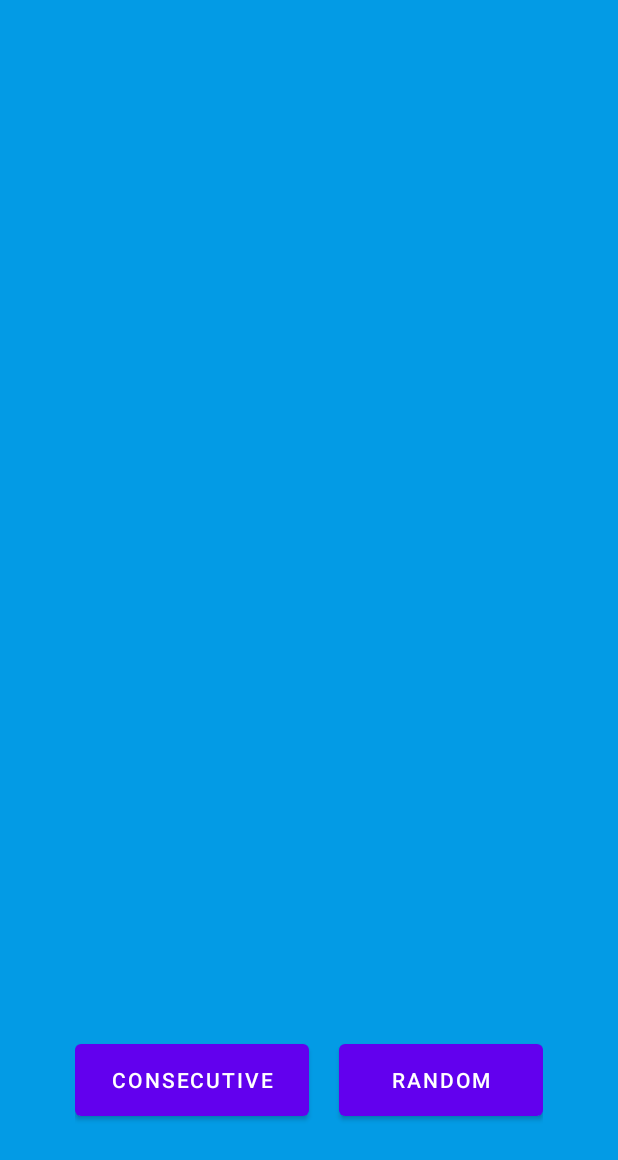
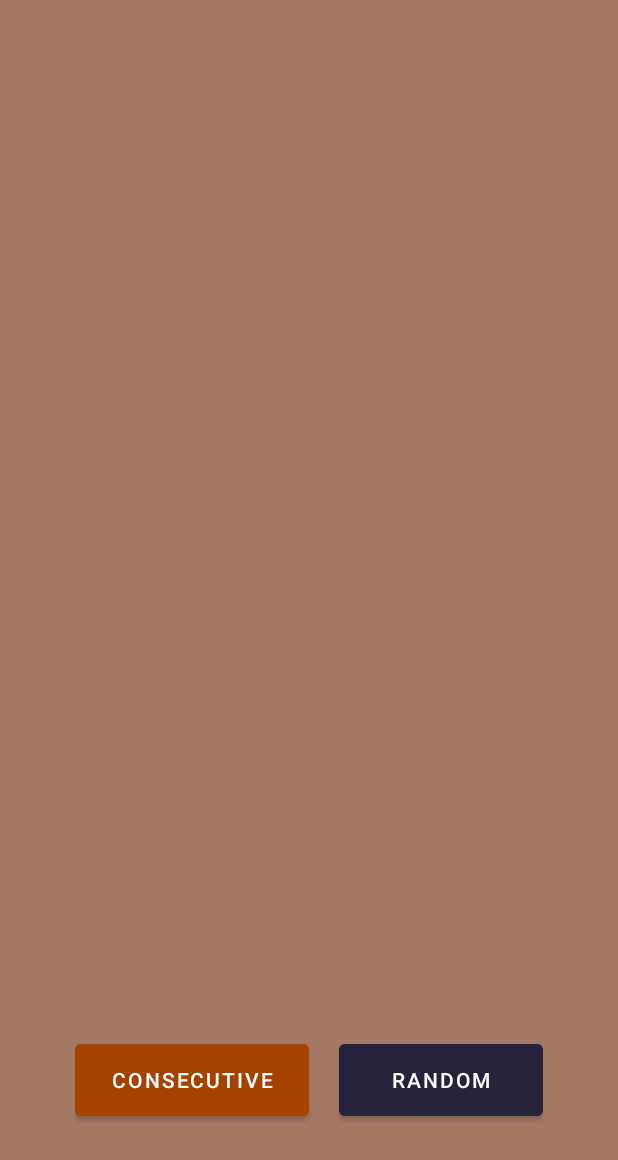
Before and after one commit to kamieen03/worter-mobile, an Android app: the layout activity_fullscreen.xml on its own in the app's theme, with its tools: preview values and no code run, on a phone screen of 412 x 824 dp. Shown: the top 1160 px of the screen. Run offline under Robolectric (Android 15) with nearby library versions, the phone set to English and light mode, and no system bars.

Commit message:
Add file table

```diff
--- a/app/src/main/res/layout/activity_fullscreen.xml
+++ b/app/src/main/res/layout/activity_fullscreen.xml
@@ -21,6 +21,7 @@
 
         <ScrollView
             android:id="@+id/file_list_scroller"
+            android:scrollbars="none"
             android:layout_width="match_parent"
             android:layout_height="640dp"
             android:layout_marginTop="30dp"
@@ -30,7 +31,15 @@
                 android:id="@+id/file_list"
                 android:layout_width="match_parent"
                 android:layout_height="wrap_content"
-                android:orientation="vertical" />
+                android:orientation="vertical" >
+
+                <TableLayout
+                    android:id="@+id/file_table"
+                    android:stretchColumns="*"
+                    android:layout_width="match_parent"
+                    android:layout_height="match_parent" />
+
+            </LinearLayout>
         </ScrollView>
 
         <LinearLayout
@@ -48,6 +57,7 @@
                 android:height="60dp"
                 android:insetRight="0dp"
                 android:text="@string/consecutive"
+                android:backgroundTint="@color/Rust"
                 tools:ignore="ButtonStyle" />
 
             <Button
@@ -59,6 +69,7 @@
                 android:height="60dp"
                 android:insetLeft="0dp"
                 android:text="@string/random"
+                android:backgroundTint="@color/dark_purple"
                 tools:ignore="ButtonStyle" />
         </LinearLayout>
 
--- a/app/src/main/res/values/colors.xml
+++ b/app/src/main/res/values/colors.xml
@@ -7,9 +7,18 @@
     <color name="teal_700">#FF018786</color>
     <color name="black">#FF000000</color>
     <color name="white">#FFFFFFFF</color>
+    <color name="clear">#00000000</color>
     <color name="light_blue_600">#FF039BE5</color>
     <color name="light_blue_900">#FF01579B</color>
     <color name="light_blue_A200">#FF40C4FF</color>
     <color name="light_blue_A400">#FF00B0FF</color>
     <color name="black_overlay">#66000000</color>
+    <color name="Dark_Sienna">#FF3C1518</color>
+    <color name="Blood_Red">#FF69140E</color>
+    <color name="Rust">#FFA44200</color>
+    <color name="Bronze">#FFD58936</color>
+    <color name="dark_purple">#FF27213C</color>
+    <color name="caput_mortuum">#FF5A352A</color>
+    <color name="chinese_red">#FFA33B20</color>
+    <color name="cafe_au_lait">#FFA47963</color>
 </resources>
--- a/app/src/main/res/values/styles.xml
+++ b/app/src/main/res/values/styles.xml
@@ -8,4 +8,8 @@
         <item name="android:background">@color/black_overlay</item>
         <item name="android:buttonBarStyle">?android:attr/buttonBarStyle</item>
     </style>
+
+    <style name="MyButton">
+        <item name="android:background">@color/cafe_au_lait</item>
+    </style>
 </resources>
--- a/app/src/main/res/values/themes.xml
+++ b/app/src/main/res/values/themes.xml
@@ -2,7 +2,7 @@
     <!-- Base application theme. -->
     <style name="Theme.Worter" parent="Theme.MaterialComponents.DayNight.DarkActionBar">
         <!-- Primary brand color. -->
-        <item name="colorPrimary">@color/purple_500</item>
+        <item name="colorPrimary">@color/white</item>
         <item name="colorPrimaryVariant">@color/purple_700</item>
         <item name="colorOnPrimary">@color/white</item>
         <!-- Secondary brand color. -->
@@ -10,7 +10,7 @@
         <item name="colorSecondaryVariant">@color/teal_700</item>
         <item name="colorOnSecondary">@color/black</item>
         <!-- Status bar color. -->
-        <item name="android:statusBarColor" tools:targetApi="l">?attr/colorPrimaryVariant</item>
+        <item name="android:statusBarColor" tools:targetApi="l">@color/chinese_red</item>
         <!-- Customize your theme here. -->
     </style>
 
@@ -19,7 +19,7 @@
     </style>
 
     <style name="ThemeOverlay.Worter.FullscreenContainer" parent="">
-        <item name="fullscreenBackgroundColor">@color/light_blue_600</item>
+        <item name="fullscreenBackgroundColor">@color/cafe_au_lait </item>
         <item name="fullscreenTextColor">@color/light_blue_A200</item>
     </style>
 </resources>
```
Also changed, not shown: app/src/main/java/com/worter/FullscreenActivity.kt (+35 -18 lines).
